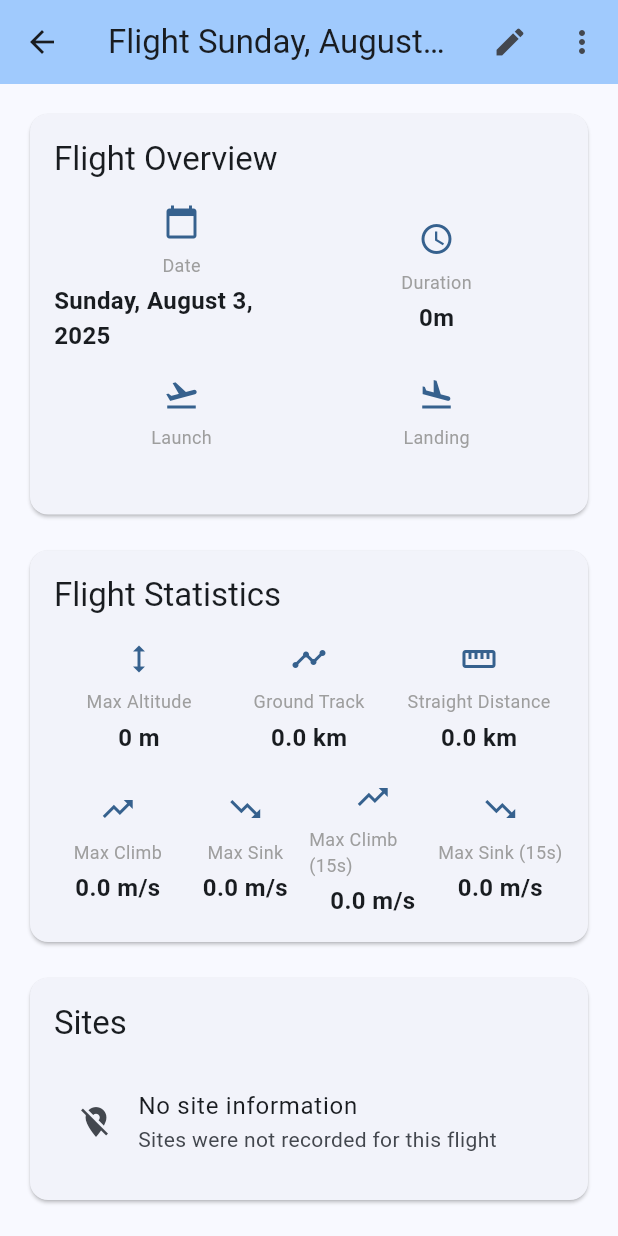
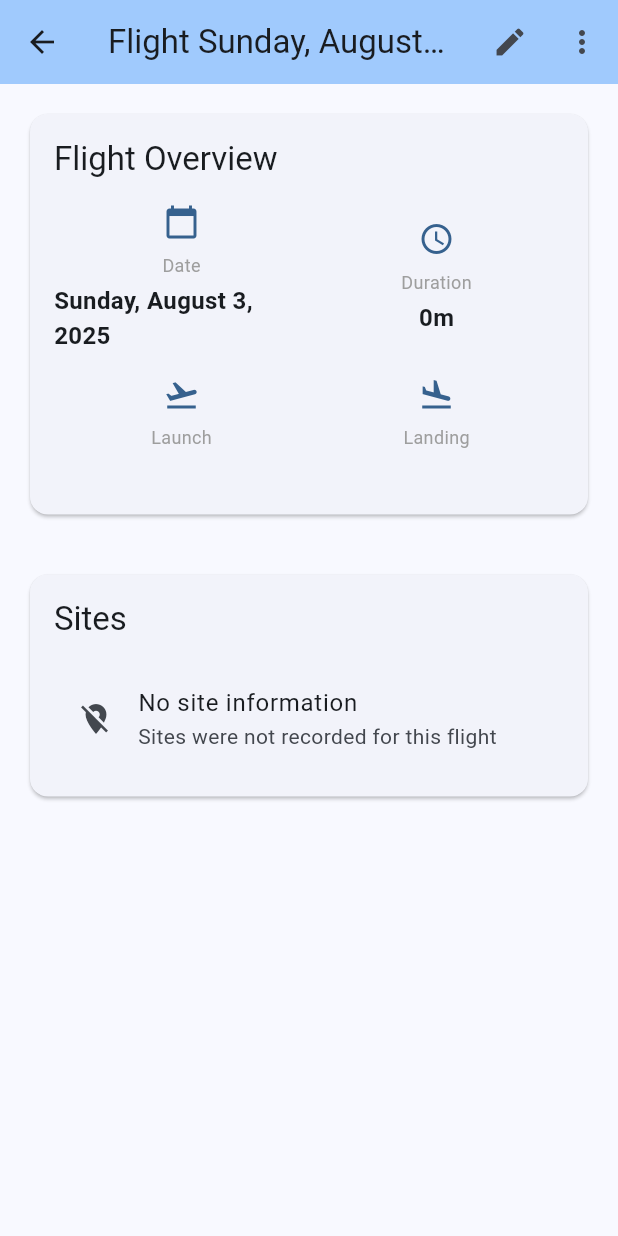
Before and after one commit to Kevin-McIsaac/the_paragliding_app, a Flutter app: the FlightDetailScreen screen opened directly with empty values, on a phone screen of 412 x 824 dp. Run offline on Flutter 3.47's test engine with Material 3 defaults, Android fonts, the phone set to English and light mode, and no system bars; our stand-ins replace file_picker, flutter_map, latlong2, shared_preferences, sqflite, sqflite_common_ffi; accounts and stored records are empty.

Commit message:
simplify flight track + stats

```diff
--- a/free_flight_log_app/lib/presentation/screens/flight_detail_screen.dart
+++ b/free_flight_log_app/lib/presentation/screens/flight_detail_screen.dart
@@ -402,89 +402,38 @@ class _FlightDetailScreenState extends State<FlightDetailScreen> {
 
                   const SizedBox(height: 16),
 
-                  // Flight Statistics Card
-                  if (_flight.maxAltitude != null || _flight.distance != null ||
-                      _flight.maxClimbRate != null || _flight.maxSinkRate != null ||
-                      _flight.maxClimbRate5Sec != null || _flight.maxSinkRate5Sec != null)
+                  // Flight Track with Statistics Card
+                  if (_flight.trackLogPath != null && _flight.source == 'igc')
                     Card(
                       child: Padding(
                         padding: const EdgeInsets.all(16.0),
                         child: Column(
                           crossAxisAlignment: CrossAxisAlignment.start,
                           children: [
+                            Row(
+                              mainAxisAlignment: MainAxisAlignment.spaceBetween,
+                              children: [
                                 Text(
-                              'Flight Statistics',
+                                  'Flight Track',
                                   style: Theme.of(context).textTheme.titleLarge,
                                 ),
-                            const SizedBox(height: 16),
-                            Row(
-                              children: [
-                                if (_flight.maxAltitude != null)
-                                  Expanded(
-                                    child: _buildInfoTile(
-                                      'Max Altitude',
-                                      '${_flight.maxAltitude!.toStringAsFixed(0)} m',
-                                      Icons.height,
+                                TextButton.icon(
+                                  onPressed: () {
+                                    Navigator.of(context).push(
+                                      MaterialPageRoute(
+                                        builder: (context) => FlightTrackScreen(flight: _flight),
                                       ),
-                                  ),
-                                if (_flight.distance != null)
-                                  Expanded(
-                                    child: _buildInfoTile(
-                                      'Ground Track',
-                                      '${_flight.distance!.toStringAsFixed(1)} km',
-                                      Icons.timeline,
-                                    ),
-                                  ),
-                                if (_flight.straightDistance != null)
-                                  Expanded(
-                                    child: _buildInfoTile(
-                                      'Straight Distance',
-                                      '${_flight.straightDistance!.toStringAsFixed(1)} km',
-                                      Icons.straighten,
-                                    ),
+                                    );
+                                  },
+                                  icon: const Icon(Icons.fullscreen),
+                                  label: const Text('Full Screen'),
                                 ),
                               ],
                             ),
-                            if (_flight.maxClimbRate != null || _flight.maxSinkRate != null ||
-                                _flight.maxClimbRate5Sec != null || _flight.maxSinkRate5Sec != null) ...[
                             const SizedBox(height: 16),
-                              Row(
-                                children: [
-                                  if (_flight.maxClimbRate != null)
-                                    Expanded(
-                                      child: _buildInfoTile(
-                                        'Max Climb',
-                                        '${_flight.maxClimbRate!.toStringAsFixed(1)} m/s',
-                                        Icons.trending_up,
-                                      ),
-                                    ),
-                                  if (_flight.maxSinkRate != null)
-                                    Expanded(
-                                      child: _buildInfoTile(
-                                        'Max Sink',
-                                        '${_flight.maxSinkRate!.toStringAsFixed(1)} m/s',
-                                        Icons.trending_down,
-                                      ),
-                                    ),
-                                  if (_flight.maxClimbRate5Sec != null)
-                                    Expanded(
-                                      child: _buildInfoTile(
-                                        'Max Climb (15s)',
-                                        '${_flight.maxClimbRate5Sec!.toStringAsFixed(1)} m/s',
-                                        Icons.trending_up,
-                                      ),
-                                    ),
-                                  if (_flight.maxSinkRate5Sec != null)
-                                    Expanded(
-                                      child: _buildInfoTile(
-                                        'Max Sink (15s)',
-                                        '${_flight.maxSinkRate5Sec!.toStringAsFixed(1)} m/s',
-                                        Icons.trending_down,
-                                      ),
-                                    ),
-                                ],
-                              ),
-                            ],
+                            if (_trackPoints.isNotEmpty) _buildStatsBar(),
+                            const SizedBox(height: 16),
+                            _buildEmbeddedMap(),
                           ],
                         ),
                       ),
@@ -537,42 +486,6 @@ class _FlightDetailScreenState extends State<FlightDetailScreen> {
 
                   const SizedBox(height: 16),
 
-                  // Track Log Card with Embedded Map
-                  if (_flight.trackLogPath != null && _flight.source == 'igc')
-                    Card(
-                      child: Padding(
-                        padding: const EdgeInsets.all(16.0),
-                        child: Column(
-                          crossAxisAlignment: CrossAxisAlignment.start,
-                          children: [
-                            Row(
-                              mainAxisAlignment: MainAxisAlignment.spaceBetween,
-                              children: [
-                                Text(
-                                  'Flight Track',
-                                  style: Theme.of(context).textTheme.titleLarge,
-                                ),
-                                TextButton.icon(
-                                  onPressed: () {
-                                    Navigator.of(context).push(
-                                      MaterialPageRoute(
-                                        builder: (context) => FlightTrackScreen(flight: _flight),
-                                      ),
-                                    );
-                                  },
-                                  icon: const Icon(Icons.fullscreen),
-                                  label: const Text('Full Screen'),
-                                ),
-                              ],
-                            ),
-                            const SizedBox(height: 16),
-                            _buildEmbeddedMap(),
-                          ],
-                        ),
-                      ),
-                    ),
-
-                  const SizedBox(height: 16),
 
                   // Equipment Card
                   if (_wing != null)
@@ -772,6 +685,109 @@ class _FlightDetailScreenState extends State<FlightDetailScreen> {
     );
   }
 
+  Widget _buildStatsBar() {
+    final duration = _formatDuration(_flight.duration);
+
+    return Container(
+      padding: const EdgeInsets.all(16),
+      decoration: BoxDecoration(
+        color: Theme.of(context).colorScheme.surface,
+        borderRadius: BorderRadius.circular(8),
+        boxShadow: [
+          BoxShadow(
+            color: Colors.black.withValues(alpha: 0.1),
+            blurRadius: 4,
+            offset: const Offset(0, 2),
+          ),
+        ],
+      ),
+      child: Column(
+        children: [
+          Row(
+            mainAxisAlignment: MainAxisAlignment.spaceAround,
+            children: [
+              _buildStatItem(
+                'Duration',
+                duration,
+                Icons.access_time,
+              ),
+              _buildStatItem(
+                'Track Distance',
+                _flight.distance != null
+                    ? '${_flight.distance!.toStringAsFixed(1)} km'
+                    : 'N/A',
+                Icons.timeline,
+              ),
+              _buildStatItem(
+                'Max Alt',
+                _flight.maxAltitude != null
+                    ? '${_flight.maxAltitude!.toInt()} m'
+                    : 'N/A',
+                Icons.height,
+              ),
+            ],
+          ),
+          if (_flight.maxClimbRate != null || _flight.maxSinkRate != null ||
+              _flight.maxClimbRate5Sec != null || _flight.maxSinkRate5Sec != null) ...[
+            const SizedBox(height: 12),
+            const Divider(height: 1),
+            const SizedBox(height: 8),
+            Row(
+              mainAxisAlignment: MainAxisAlignment.spaceAround,
+              children: [
+                if (_flight.maxClimbRate != null)
+                  _buildStatItem(
+                    'Max Climb (Inst)',
+                    '${_flight.maxClimbRate!.toStringAsFixed(1)} m/s',
+                    Icons.trending_up,
+                  ),
+                if (_flight.maxSinkRate != null)
+                  _buildStatItem(
+                    'Max Sink (Inst)',
+                    '${_flight.maxSinkRate!.toStringAsFixed(1)} m/s',
+                    Icons.trending_down,
+                  ),
+                if (_flight.maxClimbRate5Sec != null)
+                  _buildStatItem(
+                    'Max Climb (15s)',
+                    '${_flight.maxClimbRate5Sec!.toStringAsFixed(1)} m/s',
+                    Icons.trending_up,
+                  ),
+                if (_flight.maxSinkRate5Sec != null)
+                  _buildStatItem(
+                    'Max Sink (15s)',
+                    '${_flight.maxSinkRate5Sec!.toStringAsFixed(1)} m/s',
+                    Icons.trending_down,
+                  ),
+              ],
+            ),
+          ],
+        ],
+      ),
+    );
+  }
+
+  Widget _buildStatItem(String label, String value, IconData icon) {
+    return Column(
+      mainAxisSize: MainAxisSize.min,
+      children: [
+        Icon(icon, size: 20, color: Theme.of(context).colorScheme.primary),
+        const SizedBox(height: 4),
+        Text(
+          value,
+          style: const TextStyle(fontWeight: FontWeight.bold, fontSize: 12),
+        ),
+        Text(
+          label,
+          style: TextStyle(
+            fontSize: 10,
+            color: Colors.grey[600],
+          ),
+        ),
+      ],
+    );
+  }
+
   Widget _buildInfoTile(String label, String value, IconData icon) {
     return Column(
       children: [
```
Lines whose indentation alone changed are shown as unchanged.
